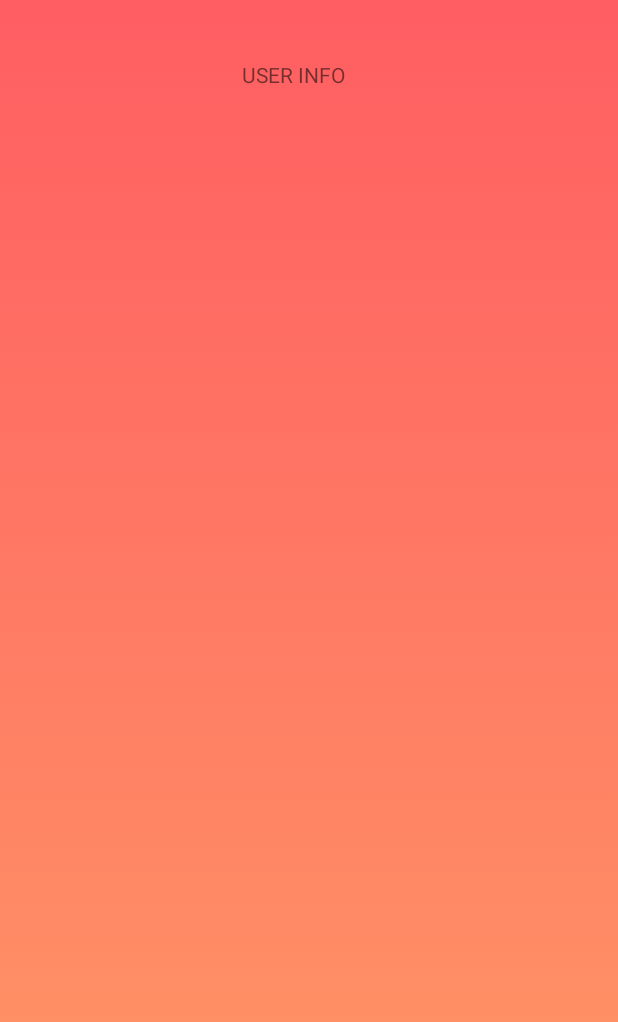
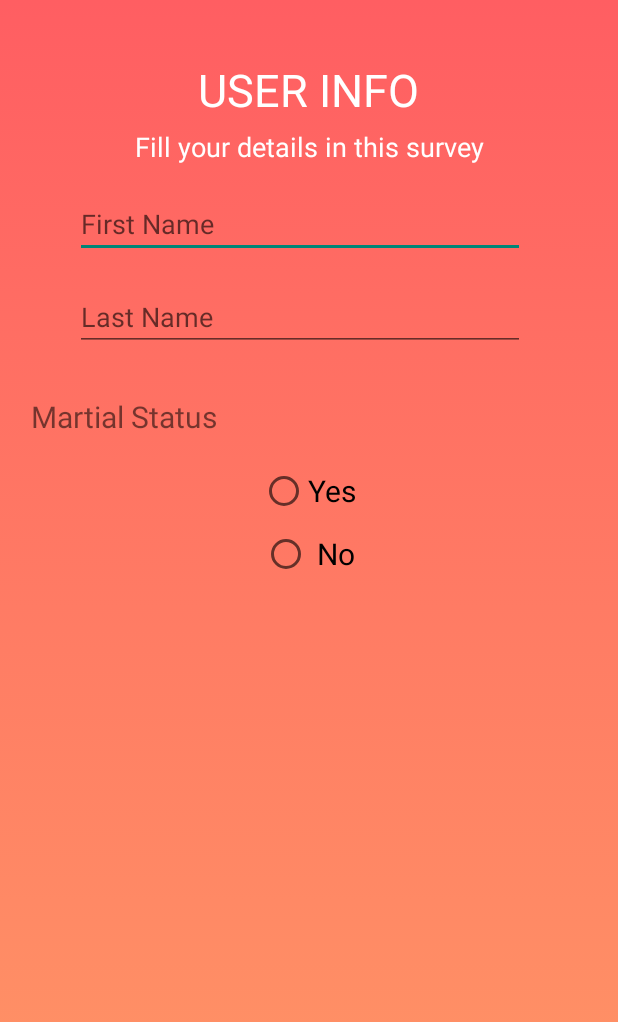
Before and after one commit to Priyatham-sai-chand/alzapp, an Android app: the UserAreaActivity screen opened directly, with no data from a screen before it, on a phone screen of 412 x 824 dp. Shown: the top 1022 px of the screen. Run offline under Robolectric (Android 15) with nearby library versions, the phone set to English and light mode, and no system bars.

Commit message:
Made changes

```diff
--- a/app/src/main/res/layout/activity_registration.xml
+++ b/app/src/main/res/layout/activity_registration.xml
@@ -35,7 +35,7 @@
             android:layout_height="wrap_content"
             android:layout_marginTop="10dp"
             android:fontFamily="sans-serif"
-            android:text="Register to save your progress and  get detailed report"
+            android:text="Register to save your progress and get detailed report"
             android:textAlignment="center"
             android:textColor="#FFFFFF"
             android:textSize="14sp" />
--- a/app/src/main/res/layout/activity_user_area.xml
+++ b/app/src/main/res/layout/activity_user_area.xml
@@ -5,12 +5,110 @@
     android:layout_height="match_parent"
     android:background="@drawable/bg_gradient2">
 
-    <TextView
-        android:id="@+id/textView4"
-        android:layout_width="wrap_content"
+    <ScrollView
+        android:layout_width="match_parent"
+        android:layout_height="match_parent">
+
+    <LinearLayout
+        android:layout_width="match_parent"
         android:layout_height="wrap_content"
-        android:text="USER INFO"
-        android:layout_marginTop="40dp"
-        android:layout_marginRight="100dp"
-        android:layout_marginLeft="161dp"/>
+        android:layout_marginTop="14dp"
+        android:layout_marginBottom="10dp"
+        android:gravity="center"
+        android:orientation="vertical">
+
+        <TextView
+            android:layout_width="wrap_content"
+            android:layout_height="wrap_content"
+            android:layout_marginTop="25dp"
+            android:fontFamily="sans-serif"
+            android:text="USER INFO"
+            android:textColor="#FFF"
+            android:textSize="30sp"
+            android:textAlignment="center"/>
+
+        <TextView
+            android:layout_width="match_parent"
+            android:layout_height="wrap_content"
+            android:layout_marginTop="5dp"
+            android:fontFamily="sans-serif"
+            android:text="Fill your details in this survey"
+            android:textColor="#fff"
+            android:textSize="18sp"
+            android:textAlignment="center"/>
+
+        <EditText
+            android:id="@+id/first_name"
+            android:layout_width="300dp"
+            android:layout_height="42dp"
+            android:layout_marginStart="24dp"
+            android:layout_marginTop="20dp"
+            android:layout_marginEnd="30dp"
+            android:ems="10"
+            android:hint="First Name"
+            android:inputType="textPersonName"
+            android:selectAllOnFocus="true"
+            android:singleLine="true"
+            android:visibility="visible" />
+
+        <EditText
+            android:id="@+id/last_name"
+            android:layout_width="300dp"
+            android:layout_height="42dp"
+            android:layout_marginStart="24dp"
+            android:layout_marginTop="20dp"
+            android:layout_marginEnd="30dp"
+            android:ems="10"
+            android:hint="Last Name"
+            android:inputType="textPersonName"
+            android:selectAllOnFocus="true"
+            android:singleLine="true"
+            android:visibility="visible" />
+
+
+        <TextView
+            android:layout_width="match_parent"
+            android:layout_height="match_parent"
+            android:layout_marginStart="24dp"
+            android:layout_marginTop="30dp"
+            android:layout_marginEnd="30dp"
+            android:text="Martial Status"
+            android:textSize="20sp"
+            android:visibility="visible" />
+
+        <RadioGroup
+            android:layout_width="70dp"
+            android:layout_height="wrap_content"
+            android:id="@+id/radioMartialStatus"
+            android:layout_marginLeft="10dp"
+            >
+
+        </RadioGroup>
+
+        <RadioButton
+            android:id="@+id/radioButton6"
+            android:layout_width="wrap_content"
+            android:layout_height="wrap_content"
+            android:layout_marginTop="20dp"
+            android:layout_weight="3.33"
+            android:text="Yes"
+            android:textSize="20sp"
+            android:visibility="visible" />
+
+        <RadioButton
+            android:id="@+id/radioButton7"
+            android:layout_width="wrap_content"
+            android:layout_height="wrap_content"
+            android:layout_marginTop="10dp"
+            android:layout_weight="3.33"
+            android:text=" No"
+            android:textSize="20sp"
+            android:visibility="visible" />
+
+    </LinearLayout>
+
+
+    </ScrollView>
+
+
 </RelativeLayout>
```
